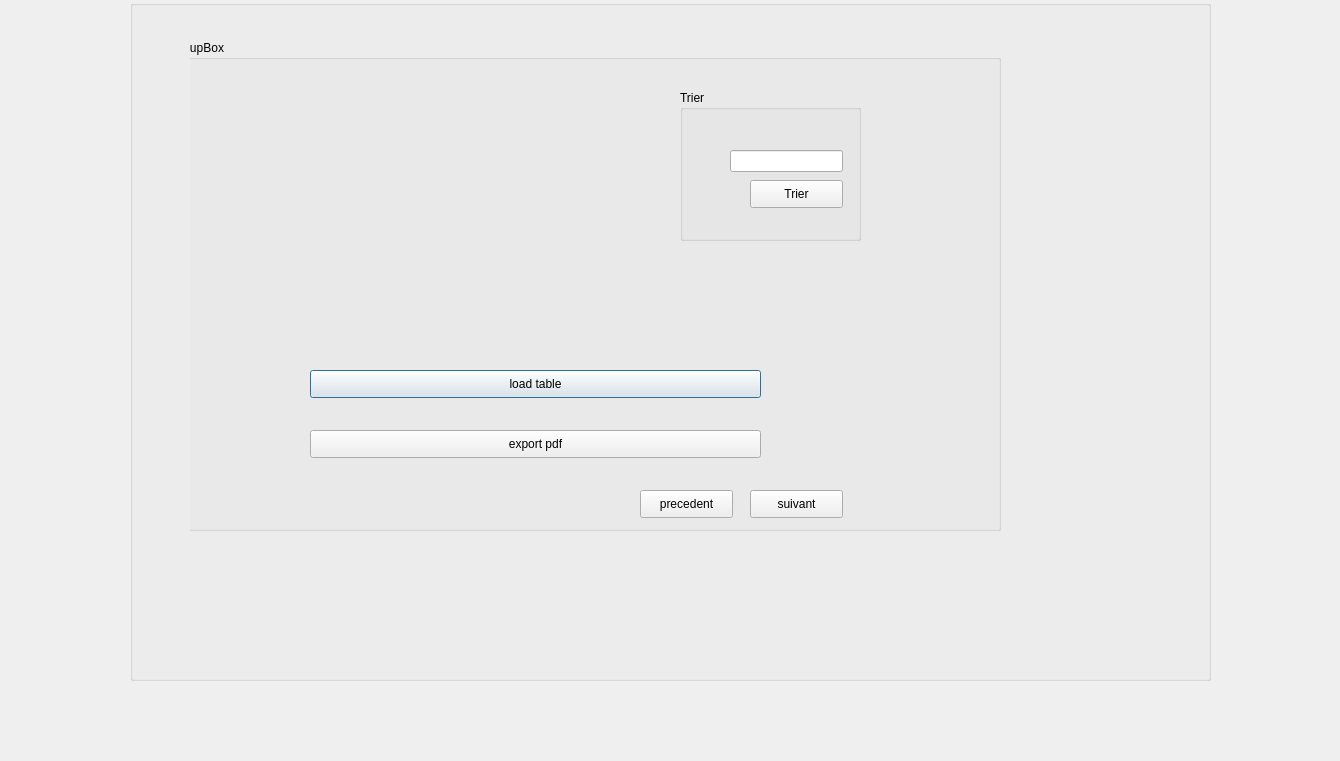
First picture: the form in secdialog.ui, repository hamza10tn/Projet-Qt, before the edit.
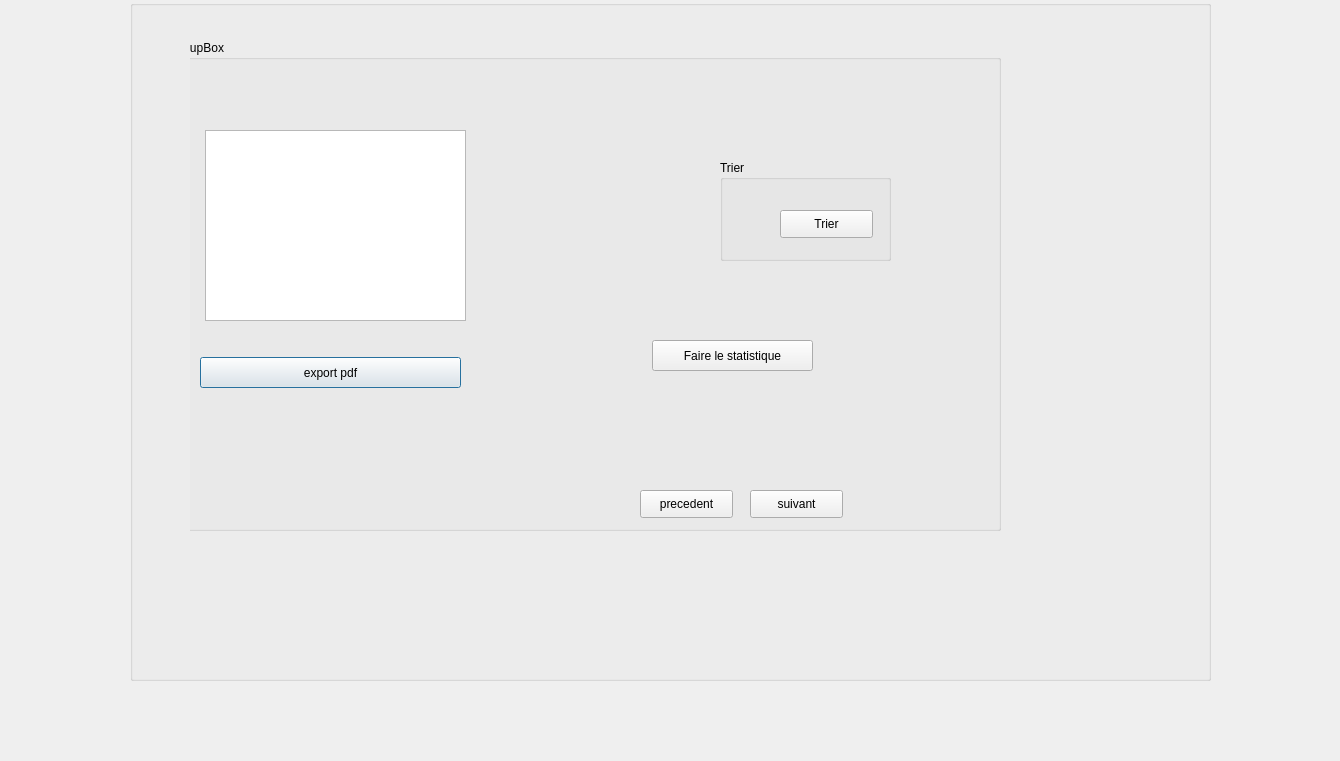
Second picture: the form after the edit. The open tabs and pages were chosen to show the change. Icons and pictures are not drawn.

Patch:
```diff
--- a/secdialog.ui
+++ b/secdialog.ui
@@ -50,26 +50,13 @@
       <property name="title">
        <string>GroupBox</string>
       </property>
-      <widget class="QPushButton" name="pushButton_11">
-       <property name="geometry">
-        <rect>
-         <x>140</x>
-         <y>330</y>
-         <width>451</width>
-         <height>28</height>
-        </rect>
-       </property>
-       <property name="text">
-        <string>load table</string>
-       </property>
-      </widget>
       <widget class="QPushButton" name="pushButton_12">
        <property name="geometry">
         <rect>
-         <x>140</x>
-         <y>390</y>
-         <width>451</width>
-         <height>28</height>
+         <x>30</x>
+         <y>317</y>
+         <width>261</width>
+         <height>31</height>
         </rect>
        </property>
        <property name="text">
@@ -79,10 +66,10 @@
       <widget class="QGroupBox" name="groupBox_5">
        <property name="geometry">
         <rect>
-         <x>510</x>
-         <y>50</y>
-         <width>181</width>
-         <height>151</height>
+         <x>550</x>
+         <y>120</y>
+         <width>171</width>
+         <height>101</height>
         </rect>
        </property>
        <property name="title">
@@ -91,8 +78,8 @@
        <widget class="QPushButton" name="pushButton_13">
         <property name="geometry">
          <rect>
-          <x>70</x>
-          <y>90</y>
+          <x>60</x>
+          <y>50</y>
           <width>93</width>
           <height>28</height>
          </rect>
@@ -101,16 +88,6 @@
          <string>Trier</string>
         </property>
        </widget>
-       <widget class="QLineEdit" name="lineEdit_10">
-        <property name="geometry">
-         <rect>
-          <x>50</x>
-          <y>60</y>
-          <width>113</width>
-          <height>22</height>
-         </rect>
-        </property>
-       </widget>
       </widget>
       <widget class="QPushButton" name="pushButton_15">
        <property name="geometry">
@@ -154,6 +131,29 @@
         <pixmap>../../Downloads/332319502_992673331694691_7199529608011094507_n (1).jpg</pixmap>
        </property>
       </widget>
+      <widget class="QTextBrowser" name="textBrowser">
+       <property name="geometry">
+        <rect>
+         <x>35</x>
+         <y>90</y>
+         <width>261</width>
+         <height>191</height>
+        </rect>
+       </property>
+      </widget>
+      <widget class="QPushButton" name="pushButton_10">
+       <property name="geometry">
+        <rect>
+         <x>482</x>
+         <y>300</y>
+         <width>161</width>
+         <height>31</height>
+        </rect>
+       </property>
+       <property name="text">
+        <string>Faire le statistique</string>
+       </property>
+      </widget>
       <zorder>label_18</zorder>
       <zorder>pushButton_11</zorder>
       <zorder>pushButton_12</zorder>
```
Left out of the diff: 61 changed lines with no effect on the pictures.
